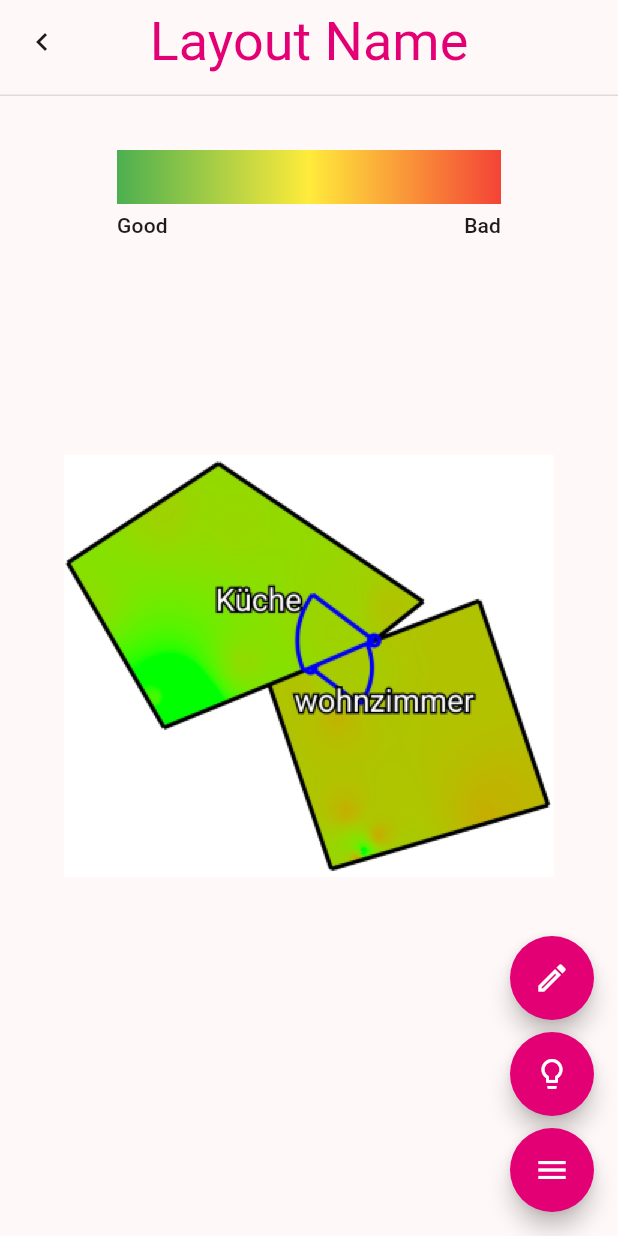
After one commit to spezian/magenta_wifi_vision, a Flutter app: the HeatmapScreen screen opened directly, on a phone screen of 412 x 824 dp. The commit adds this screen. Run offline on Flutter 3.47's test engine with Material 3 defaults, Android fonts, the phone set to English and light mode, and no system bars; our stand-ins replace flutter_svg; missing offline and left inert: ar_flutter_plugin_plus, roomplan_flutter.

Commit message:
Add heatmap screen

```diff
--- /dev/null
+++ b/lib/views/heatmap_screen.dart
@@ -0,0 +1,92 @@
+import 'package:flutter/material.dart';
+import 'package:magenta_wifi_vision/widgets/magenta_app_bar.dart';
+
+class HeatmapScreen extends StatefulWidget {
+  const HeatmapScreen({super.key});
+
+  @override
+  State<HeatmapScreen> createState() => _HeatmapScreenState();
+}
+
+class _HeatmapScreenState extends State<HeatmapScreen> {
+  @override
+  Widget build(BuildContext context) {
+    return Scaffold(
+      appBar: MagentaAppBar(
+          title: Text("Layout Name"),
+      ),
+      body: Stack(
+        children: [
+          Align(
+            alignment: Alignment.topCenter,
+            child: SizedBox(
+              width: 256.0,
+              child: Column(
+                spacing: 4.0,
+                children: [
+                  Container(
+                    height: 36.0,
+                    margin: .only(top: 36.0),
+                    decoration: BoxDecoration(
+                      gradient: LinearGradient(
+                          begin: .centerLeft,
+                          end: .centerRight,
+                          colors: <Color>[
+                            Colors.green,
+                            Colors.yellow,
+                            Colors.red,
+                          ]
+                      ),
+                    ),
+                  ),
+                  Row(
+                    mainAxisAlignment: MainAxisAlignment.spaceBetween,
+                    children: [
+                      Text(
+                          "Good",
+                        style: Theme.of(context).textTheme.labelLarge,
+                      ),
+                      Text(
+                          "Bad",
+                        style: Theme.of(context).textTheme.labelLarge,
+                      ),
+                    ],
+                  )
+                ],
+              ),
+            )
+          ),
+          Align(
+            alignment: Alignment.center,
+            child: Image.asset(
+                "assets/example_heatmap.png",
+              scale: 2,
+            ),
+          )
+        ],
+      ),
+      floatingActionButton: Column(
+        mainAxisSize: MainAxisSize.min,
+        crossAxisAlignment: CrossAxisAlignment.end,
+        spacing: 8.0,
+        children: [
+          FloatingActionButton(
+              onPressed: () {},
+            shape: CircleBorder(),
+            child: Icon(Icons.edit_outlined),
+          ),
+          FloatingActionButton(
+            onPressed: () {},
+            shape: CircleBorder(),
+            child: Icon(Icons.lightbulb_outline),
+          ),
+          FloatingActionButton(
+            onPressed: () {},
+            shape: CircleBorder(),
+            child: Icon(Icons.menu),
+          ),
+        ],
+      ),
+    );
+  }
+}
--- a/lib/views/home/history_view.dart
+++ b/lib/views/home/history_view.dart
@@ -1,5 +1,6 @@
 import 'package:flutter/material.dart';
 import 'package:magenta_wifi_vision/theme.dart';
+import 'package:magenta_wifi_vision/views/heatmap_screen.dart';
 
 class HistoryView extends StatefulWidget {
   final Function(bool Function()) onActionFabPressed;
@@ -68,7 +69,11 @@ class _HistoryViewState extends State<HistoryView> {
                       onTap: _isAddMode
                           ? () => setState(() {
                         roomValues[index] = !roomValues[index]!;
-                      }) : null,
+                      }) : () => Navigator.of(context).push(
+                          MaterialPageRoute(
+                            builder: (context) => const HeatmapScreen(),
+                          )
+                      ),
                       trailing: _isAddMode
                           ? Checkbox(
                             value: roomValues[index],
@@ -111,7 +116,11 @@ class _HistoryViewState extends State<HistoryView> {
                       onTap: _isAddMode
                         ? () => setState(() {
                         layoutValues[index] = !layoutValues[index]!;
-                      }) : null,
+                      }) : () => Navigator.of(context).push(
+                          MaterialPageRoute(
+                            builder: (context) => const HeatmapScreen(),
+                          )
+                      ),
                       trailing: _isAddMode
                           ? Checkbox(
                             value: layoutValues[index],
--- a/lib/views/home_screen.dart
+++ b/lib/views/home_screen.dart
@@ -36,7 +36,6 @@ class _HomeScreenState extends State<HomeScreen> {
         ),
         SettingsView()
       ][_selectedViewIndex],
-      floatingActionButtonLocation: FloatingActionButtonLocation.endFloat,
       floatingActionButton: [
         null,
         Column(
--- a/pubspec.yaml
+++ b/pubspec.yaml
@@ -63,8 +63,7 @@ flutter:
   uses-material-design: true
 
   assets:
-    - assets/Deutsche_Telekom_2022.svg
-    - assets/mario_obj.glb
+    - assets/
 
   # To add assets to your application, add an assets section, like this:
   # assets:
```
Also changed, not shown: assets/example_heatmap.png (added).
